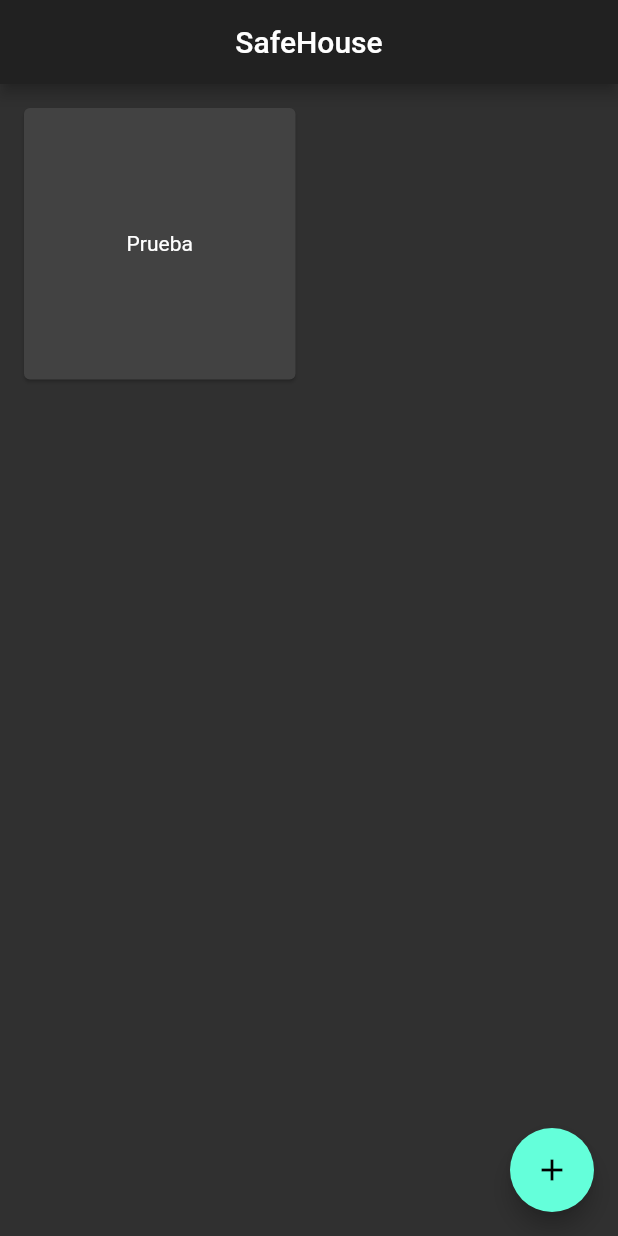
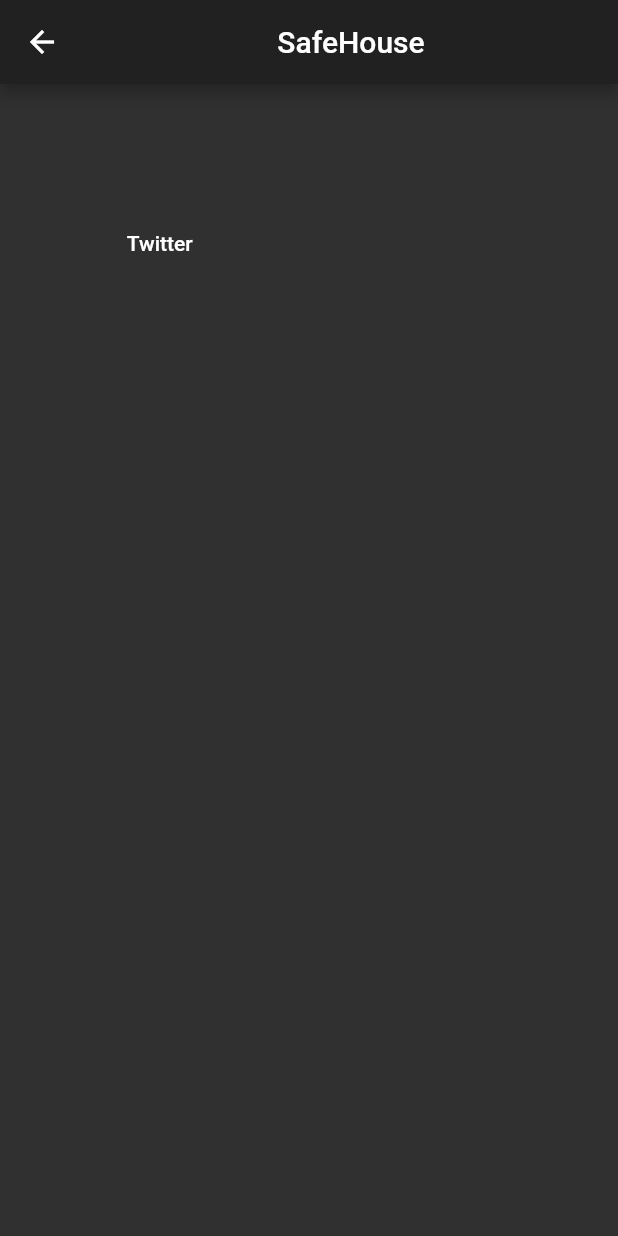
Before and after one commit to DestroctorGT/SafeHouseApp, a Flutter app: the screen it shows after launch, after a tap on the "add" icon, on a phone screen of 412 x 824 dp. Run offline on Flutter 3.47's test engine with Material 2 defaults, Android fonts, the phone set to English and light mode, and no system bars.

Commit message:
Creado la segunda pantalla y listas de cuentas

```diff
--- a/lib/main.dart
+++ b/lib/main.dart
@@ -8,9 +8,12 @@ class MyApp extends StatelessWidget {
   @override
   Widget build(BuildContext context) {
     return MaterialApp(
-      title: 'Flutter Demo',
       theme: ThemeData.dark(),
-      home: MyHomePage(title: 'SafeHouse'),
+      initialRoute: '/',
+      routes: {
+        '/': (context) => MyHomePage(),
+        '/second': (context) => PasswordMenu()
+      },
     );
   }
 }
@@ -37,7 +40,7 @@ class _MyHomePageState extends State<MyHomePage> {
   Widget build(BuildContext context) {
     return Scaffold(
       appBar: AppBar(
-        title: Center(child: Text(widget.title)),
+        title: Center(child: Text('SafeHouse')),
       ),
       body: GridView.count(
         padding: EdgeInsets.all(12),
@@ -47,9 +50,35 @@ class _MyHomePageState extends State<MyHomePage> {
         children: passwordCards,
       ),
       floatingActionButton: FloatingActionButton(
-        onPressed: () {},
+        onPressed: () {
+          Navigator.pushNamed(context, '/second');
+        },
         child: Icon(Icons.add),
-      ), // This trailing comma makes auto-formatting nicer for build methods.
+      ),
     );
   }
 }
+
+class PasswordMenu extends StatelessWidget {
+  List<FlatButton> accountImages = [
+    FlatButton(
+      onPressed: () {},
+      child: Center(child: Text('Twitter')),
+    )
+  ];
+  @override
+  Widget build(BuildContext context) {
+    return Scaffold(
+      appBar: AppBar(
+        title: Center(child: Text('SafeHouse')),
+      ),
+      body: GridView.count(
+        padding: EdgeInsets.all(12),
+        crossAxisSpacing: 10,
+        mainAxisSpacing: 10,
+        crossAxisCount: 2,
+        children: accountImages,
+      ),
+    );
+  }
+}
```
